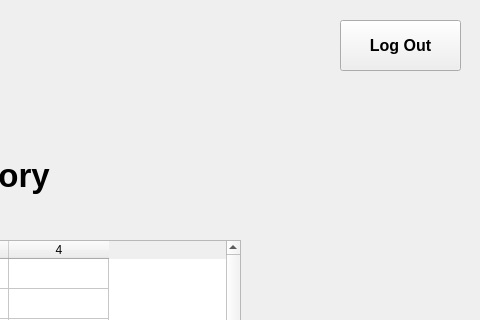
This is invent.ui in shubham0298/CounterChain as Qt 5 draws it before an edit; both pictures show x 520 to 1000 and y 0 to 320 of the 1000 by 800 pixel window. The edited form follows.
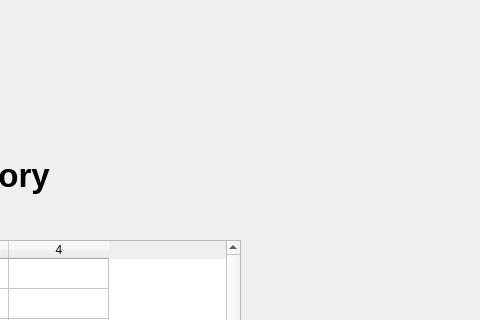
This is the edited form.

Commit message: Add login, logout functions

Patch:
```diff
--- a/invent.ui
+++ b/invent.ui
@@ -148,29 +148,6 @@
      <string>CounterChain</string>
     </property>
    </widget>
-   <widget class="QPushButton" name="logout">
-    <property name="geometry">
-     <rect>
-      <x>860</x>
-      <y>20</y>
-      <width>121</width>
-      <height>51</height>
-     </rect>
-    </property>
-    <property name="font">
-     <font>
-      <pointsize>12</pointsize>
-      <weight>75</weight>
-      <bold>true</bold>
-     </font>
-    </property>
-    <property name="cursor">
-     <cursorShape>PointingHandCursor</cursorShape>
-    </property>
-    <property name="text">
-     <string>Log Out</string>
-    </property>
-   </widget>
   </widget>
   <widget class="QMenuBar" name="menubar">
    <property name="geometry">
```
The commit also changes 11 other files.
